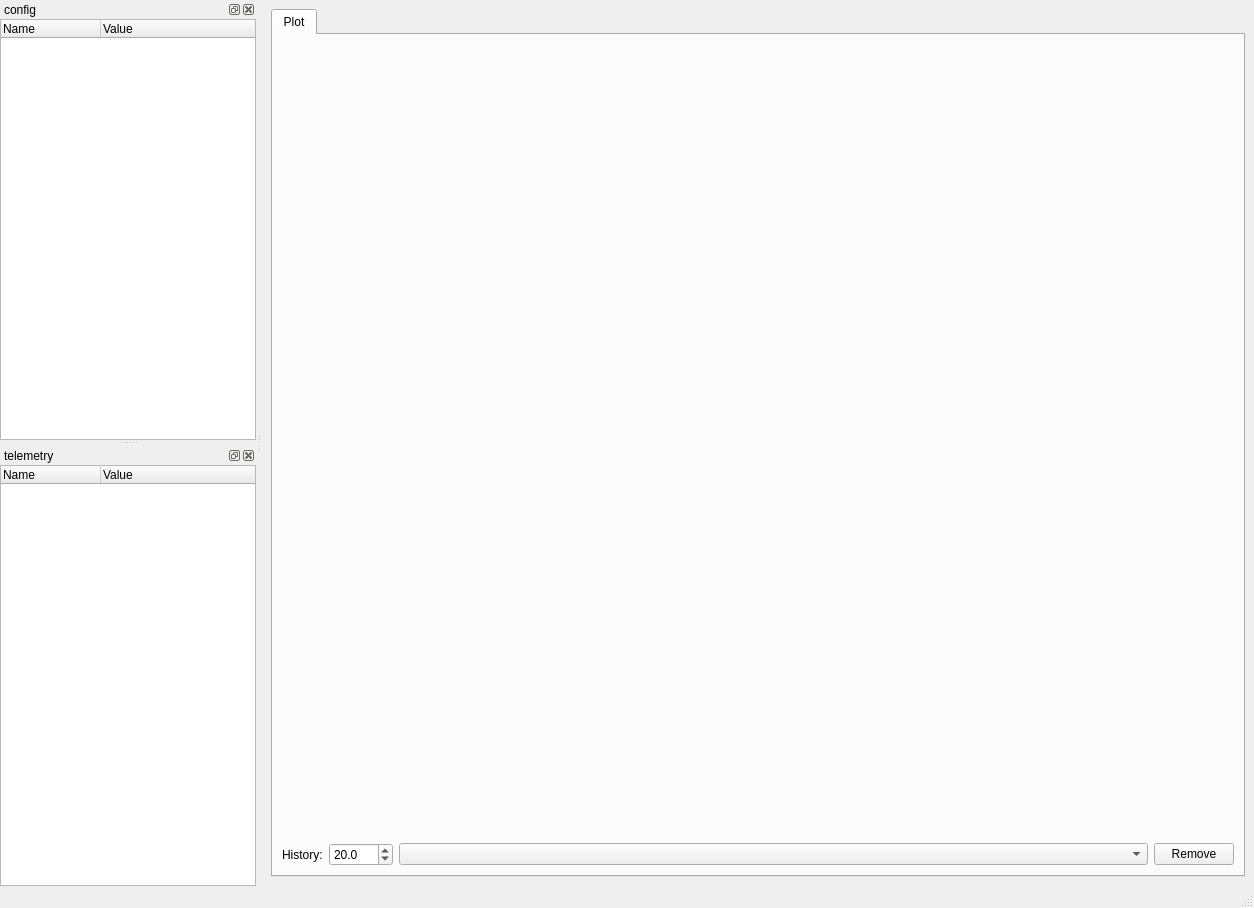
This is mpacklog/gui/mpacklog.ui in upkie/mpacklog.py as Qt 5 draws it before an edit. The edited form follows.
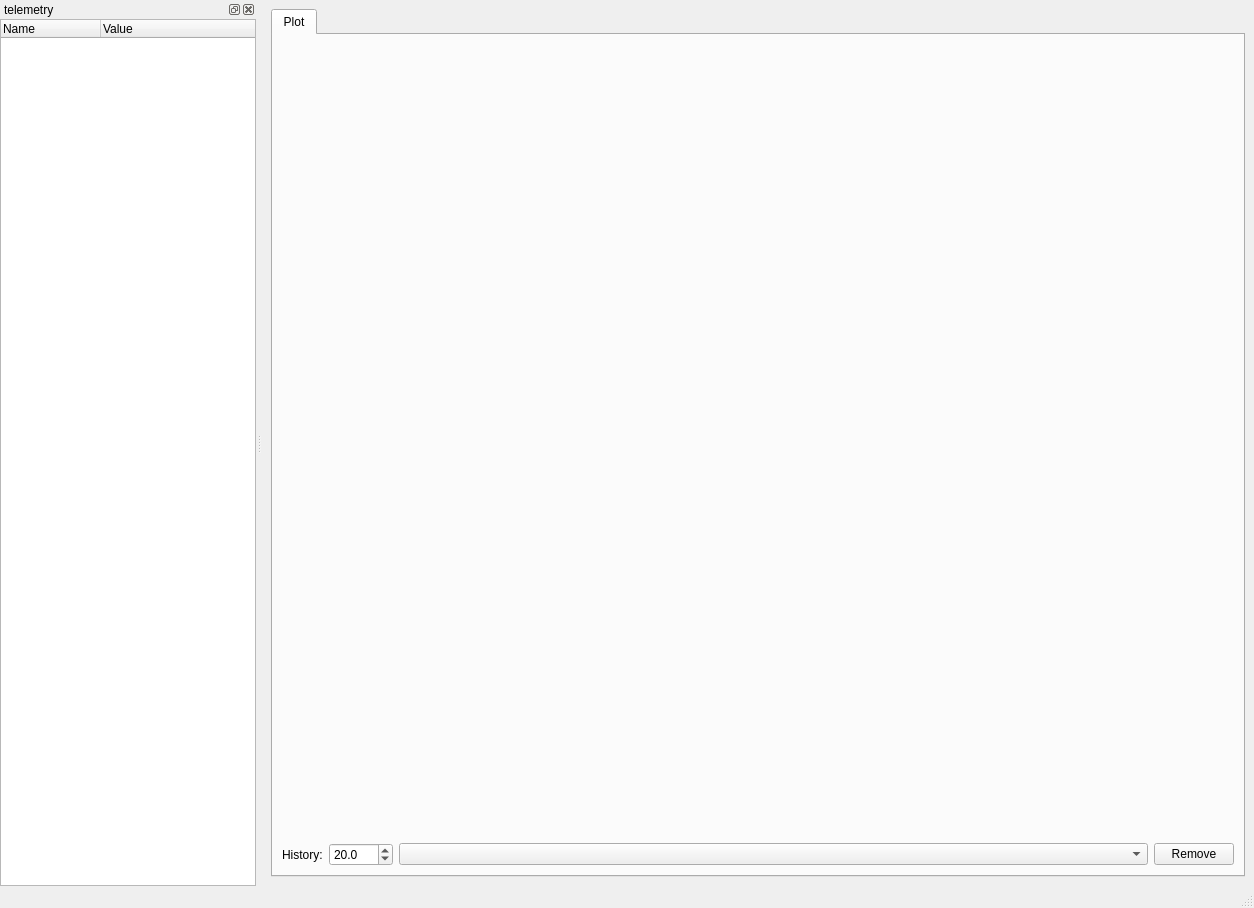
This is the edited form.

Commit message: WIP: Remove configuration tab from GUI

```diff
--- a/mpacklog/gui/mpacklog.ui
+++ b/mpacklog/gui/mpacklog.ui
@@ -96,47 +96,6 @@
    </property>
   </widget>
   <widget class="QStatusBar" name="statusbar"/>
-  <widget class="QDockWidget" name="configDock">
-   <property name="windowTitle">
-    <string>config</string>
-   </property>
-   <attribute name="dockWidgetArea">
-    <number>1</number>
-   </attribute>
-   <widget class="QWidget" name="configDockWidget">
-    <layout class="QVBoxLayout" name="verticalLayout">
-     <property name="margin">
-      <number>0</number>
-     </property>
-     <item>
-      <widget class="QTreeWidget" name="configTreeWidget">
-       <property name="baseSize">
-        <size>
-         <width>0</width>
-         <height>0</height>
-        </size>
-       </property>
-       <property name="columnCount">
-        <number>2</number>
-       </property>
-       <attribute name="headerVisible">
-        <bool>true</bool>
-       </attribute>
-       <column>
-        <property name="text">
-         <string notr="true">Name</string>
-        </property>
-       </column>
-       <column>
-        <property name="text">
-         <string notr="true">Value</string>
-        </property>
-       </column>
-      </widget>
-     </item>
-    </layout>
-   </widget>
-  </widget>
   <widget class="QDockWidget" name="telemetryDock">
    <property name="baseSize">
     <size>
```
The commit also changes 1 other file.
